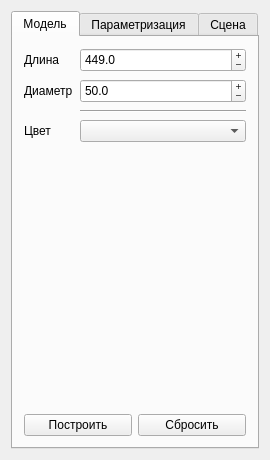
Above: PneumocylinderConfigurator/ParamsWidget.ui from seleznevladislav/Pneumopress- before the change. Below: the same form after it.
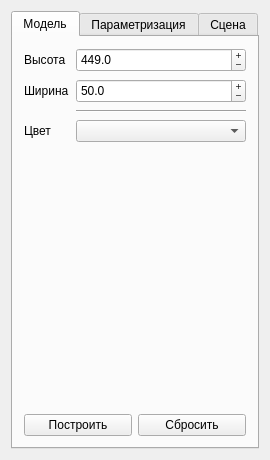
That is the form after the change. The open tabs and pages were chosen to show the change.

```diff
--- a/PneumocylinderConfigurator/ParamsWidget.ui
+++ b/PneumocylinderConfigurator/ParamsWidget.ui
@@ -50,7 +50,7 @@
             </sizepolicy>
            </property>
            <property name="text">
-            <string>Длина</string>
+            <string>Высота</string>
            </property>
           </widget>
          </item>
@@ -62,6 +62,13 @@
              <height>24</height>
             </size>
            </property>
+           <property name="styleSheet">
+            <string notr="true">QLineEdit {
+
+	border: 2px solid rgb(85, 85, 127);
+	border-radius: 4px;
+}</string>
+           </property>
            <property name="buttonSymbols">
             <enum>QAbstractSpinBox::PlusMinus</enum>
            </property>
@@ -88,7 +95,7 @@
          <item row="1" column="0">
           <widget class="QLabel" name="label_2">
            <property name="text">
-            <string>Диаметр</string>
+            <string>Ширина</string>
            </property>
           </widget>
          </item>
```
Left out of the diff: 2 changed lines with no effect on the pictures.
